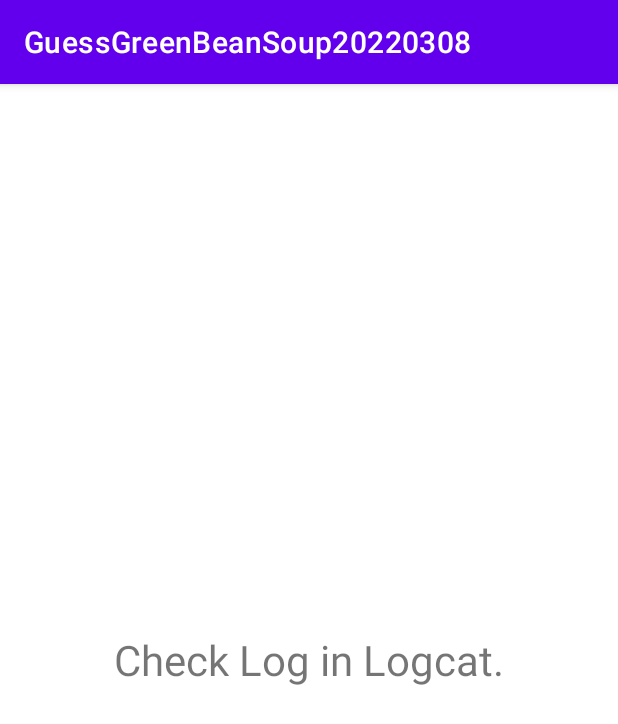
After one commit to maxtsai1991/GuessGreenBeanSoup20220308, an Android app: the LifeCycleDemoActivity screen opened directly, with no data from a screen before it, on a phone screen of 412 x 824 dp. The commit adds this screen. Shown: the top 724 px of the screen. Run offline under Robolectric (Android 15) with nearby library versions, the phone set to English and light mode, and no system bars; network calls fail.

Commit message:
增加Android Jetpack應用指南-第二章LifeCycleDemo (使用LifecycleOwner（被观察者）和LifecycleObserver（观察者）。即通过观察者模式，实现对页面生命周期的监听並查看Log)

```diff
--- a/app/src/main/AndroidManifest.xml
+++ b/app/src/main/AndroidManifest.xml
@@ -18,6 +18,9 @@
         android:supportsRtl="true"
         android:theme="@style/Theme.GuessGreenBeanSoup"
         android:usesCleartextTraffic="true">
+        <activity
+            android:name=".LifeCycleDemoActivity"
+            android:exported="false" />
         <activity
             android:name=".NewsActivity"
             android:exported="false" />
--- /dev/null
+++ b/app/src/main/java/com/max/guess/LifeCycleDemoActivity.java
@@ -0,0 +1,28 @@
+package com.max.guess;
+
+import androidx.appcompat.app.AppCompatActivity;
+
+import android.os.Bundle;
+
+public class LifeCycleDemoActivity extends AppCompatActivity {
+
+    private MyLocationListener myLocationListener;
+
+    @Override
+    protected void onCreate(Bundle savedInstanceState) {
+        super.onCreate(savedInstanceState);
+        setContentView(R.layout.activity_life_cycle_demo);
+
+        myLocationListener = new MyLocationListener(this, new MyLocationListener.OnLocationChangedListener() {
+            @Override
+            public void onChanged(double latitude, double longitude) {
+                // 展示收到的位置信息
+            }
+        });
+
+        /**
+         * 将观察者与被观察者绑定
+         */
+        getLifecycle().addObserver(myLocationListener);
+    }
+}
--- /dev/null
+++ b/app/src/main/java/com/max/guess/MyLocationListener.java
@@ -0,0 +1,48 @@
+package com.max.guess;
+
+import android.app.Activity;
+import android.util.Log;
+
+import androidx.lifecycle.Lifecycle;
+import androidx.lifecycle.LifecycleObserver;
+import androidx.lifecycle.OnLifecycleEvent;
+
+/**
+ * 获取用户的地理位置
+ * LifecycleObserver 觀察者   EX : 自定義類別 (自定義組件)
+ * LifecycleOwner    被觀察者 EX : Activity Fragment
+ */
+public class MyLocationListener implements LifecycleObserver {
+    private String TAG = this.getClass().getName();
+    private Activity context;
+    private OnLocationChangedListener onLocationChangedListener;
+
+    public MyLocationListener(Activity context, OnLocationChangedListener onLocationChangedListener) {
+        this.context = context;
+        this.onLocationChangedListener = onLocationChangedListener;
+    }
+
+    /**
+     * 当Activity 执行onResume()方法时，该方法会被自动调用
+     */
+    @OnLifecycleEvent(Lifecycle.Event.ON_RESUME)
+    public void startGetLocation() {
+        Log.d(TAG, "startGetLocation()");
+    }
+
+    /**
+     * 当Activity 执行onPause()方法时，该方法会被自动调用
+     */
+    @OnLifecycleEvent(Lifecycle.Event.ON_PAUSE)
+    public void stopGetLocation() {
+        Log.d(TAG, "stopGetLocation()");
+    }
+
+    /**
+     * 当地理位置发生变化时，通过该接口通知调用者
+     */
+    public interface OnLocationChangedListener {
+        void onChanged(double latitude, double longitude);
+    }
+    // 其他一些业务代码
+}
--- a/app/src/main/java/com/max/guess/RecyclerViewMainActivity.kt
+++ b/app/src/main/java/com/max/guess/RecyclerViewMainActivity.kt
@@ -170,7 +170,7 @@ class RecyclerViewMainActivity : AppCompatActivity() {
         "News(最新消息)",
         "Snooker(網路API)",
         "Maps(地圖)",
-        "1.RecyclerViewDataTest1",
+        "1.LifeCycleDemo",
         "2.RecyclerViewDataTest2",
         "3.RecyclerViewDataTest3",
         "4.RecyclerViewDataTest4",
@@ -271,6 +271,7 @@ class RecyclerViewMainActivity : AppCompatActivity() {
          * position 2 Record list(遊戲紀錄清單)選項
          * position 4 News(最新消息)選項
          * position 5 Snooker(網路API資料)
+         * position 7 Android Jetpack 第二章 lifecycledemo範例 : LifecycleOwner（被观察者）和LifecycleObserver（观察者）。即通过观察者模式，实现对页面生命周期的监听 如何使用 ? A : 查看Log (startGetLocation() & stopGetLocation())
          * 以此類推
          * 7-2章節 目前只有導兩個不同頁面 ,其他以外未設定, 就用else -> return
          */
@@ -289,6 +290,7 @@ class RecyclerViewMainActivity : AppCompatActivity() {
             2 -> startActivity(Intent(this,RecordListActivity::class.java))
             4 -> startActivity(Intent(this,NewsActivity::class.java))
             5 -> startActivity(Intent(this,SnookerActivity::class.java))
+            7 -> startActivity(Intent(this,LifeCycleDemoActivity::class.java))
             else -> return
         }
     }
--- /dev/null
+++ b/app/src/main/res/layout/activity_life_cycle_demo.xml
@@ -0,0 +1,17 @@
+<?xml version="1.0" encoding="utf-8"?>
+<RelativeLayout
+    xmlns:android="http://schemas.android.com/apk/res/android"
+    xmlns:tools="http://schemas.android.com/tools"
+    android:layout_width="match_parent"
+    android:layout_height="match_parent"
+    tools:context=".MainActivity">
+
+    <TextView
+        android:id="@+id/tvTitle"
+        android:layout_width="wrap_content"
+        android:layout_height="wrap_content"
+        android:text="Check Log in Logcat."
+        android:textSize="28sp"
+        android:layout_centerInParent="true"/>
+
+</RelativeLayout>
```
